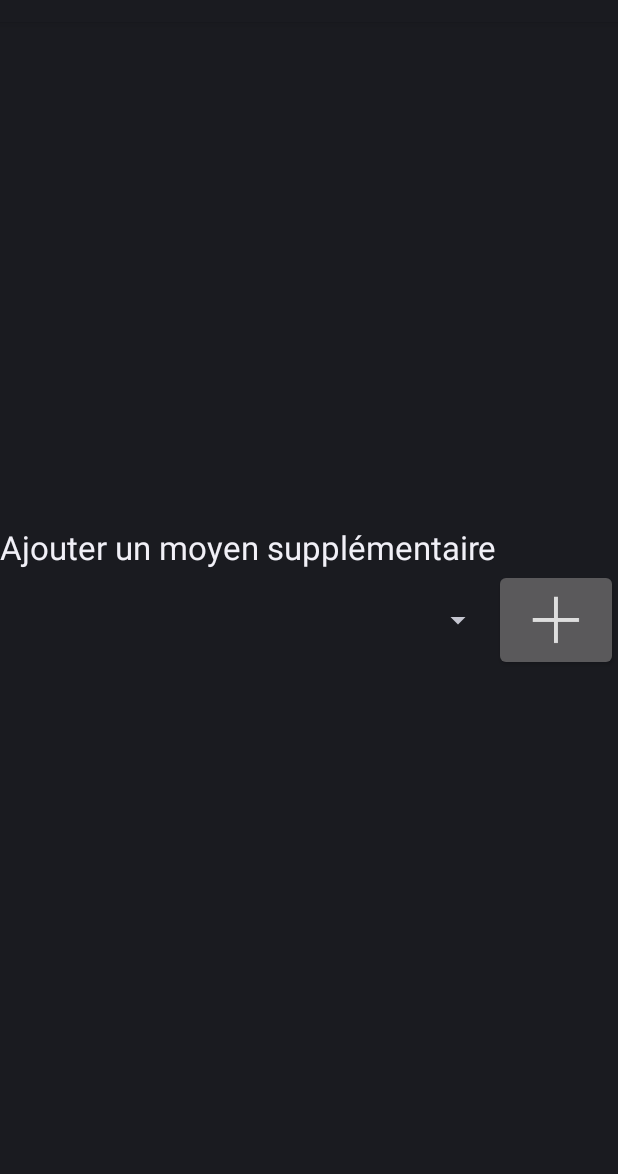
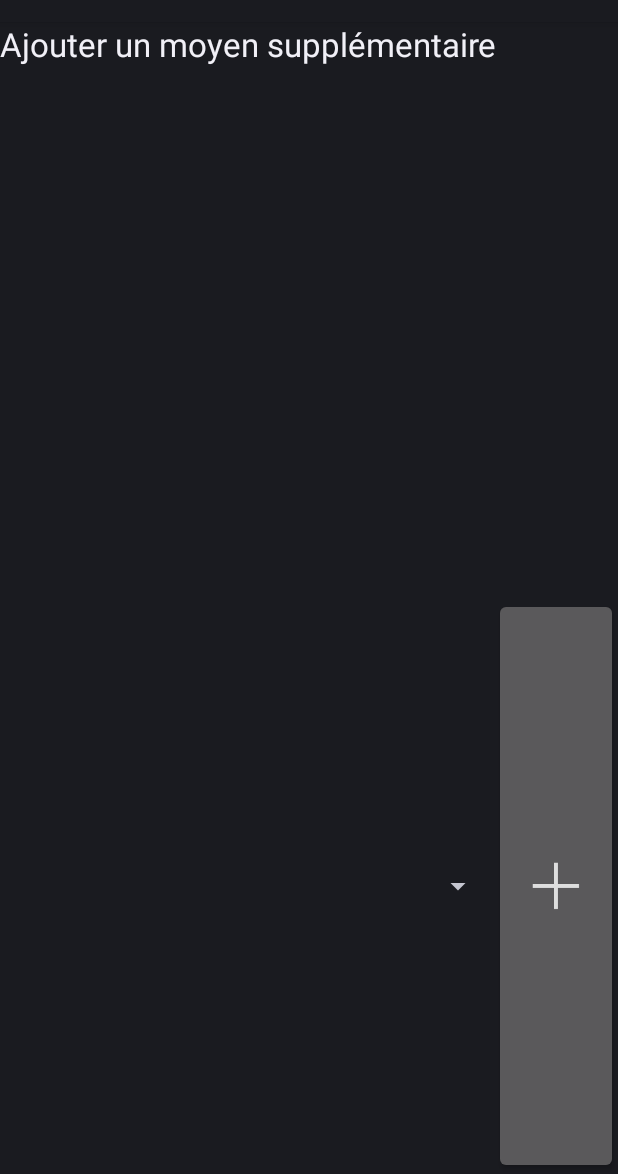
Before and after one commit to drone-project-m2gla/M2GLAProject-Drone-Project, an Android app: the fragment MoyensSuppFragment shown on its own in the app's theme, on a phone screen of 412 x 824 dp, the part 62-1236 px from its top. Run offline under Robolectric (Android 15) with nearby library versions, the light colour scheme and no system bars; 1 statement that could not run was skipped.

```diff
--- a/DroneApplication/app/src/main/res/layout/activity_map.xml
+++ b/DroneApplication/app/src/main/res/layout/activity_map.xml
@@ -13,14 +13,14 @@
 
         <fragment
             android:layout_width="wrap_content"
-            android:layout_weight=".9"
+            android:layout_weight=".8"
             android:layout_height="0dp"
             class="fr.m2gla.istic.projet.fragments.MoyensInitFragment"
             android:id="@+id/fragment_moyens_init" />
 
         <fragment
             android:layout_width="match_parent"
-            android:layout_weight=".1"
+            android:layout_weight=".2"
             android:layout_height="0dp"
             class="fr.m2gla.istic.projet.fragments.MoyensSuppFragment"
             android:id="@+id/fragment_moyens_supp" />
--- a/DroneApplication/app/src/main/res/layout/moyens_supp_fragment.xml
+++ b/DroneApplication/app/src/main/res/layout/moyens_supp_fragment.xml
@@ -7,16 +7,18 @@
 
     <TextView
         android:layout_width="match_parent"
-        android:layout_height="wrap_content"
+        android:layout_height="0dp"
         android:textAppearance="?android:attr/textAppearanceLarge"
         android:text="@string/select_text_view"
         android:id="@+id/selectTextView"
-        android:layout_gravity="center_horizontal" />
+        android:layout_gravity="center_horizontal"
+        android:layout_weight=".5" />
 
     <LinearLayout
         android:layout_width="fill_parent"
-        android:layout_height="wrap_content"
-        android:id="@+id/layoutMoyensSupp">
+        android:layout_height="0dp"
+        android:id="@+id/layoutMoyensSupp"
+        android:layout_weight=".5">
 
         <Spinner
             android:layout_width="0dp"
```
Also changed, not shown: DroneApplication/app/src/main/java/fr/m2gla/istic/projet/fragments/MoyensInitFragment.java (+12 -7 lines), DroneApplication/app/src/main/java/fr/m2gla/istic/projet/fragments/MoyensSuppFragment.java (+3 -4 lines).
